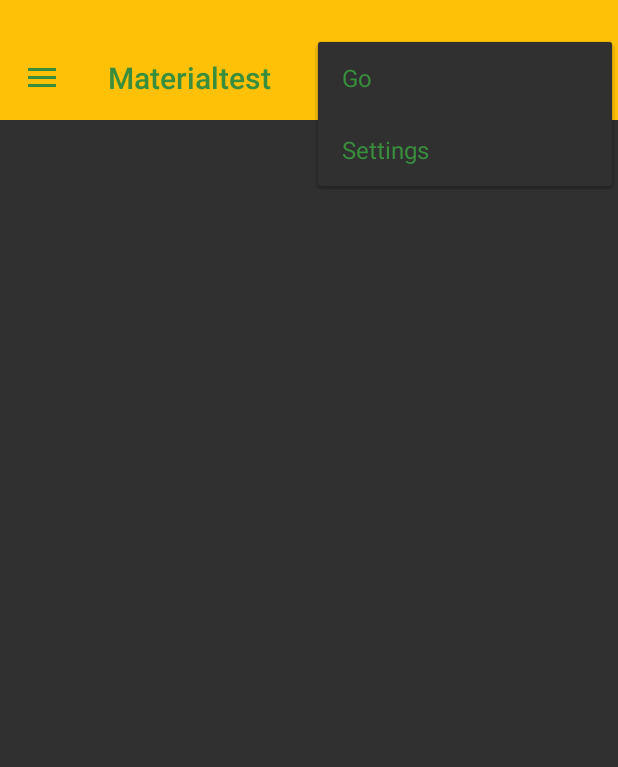
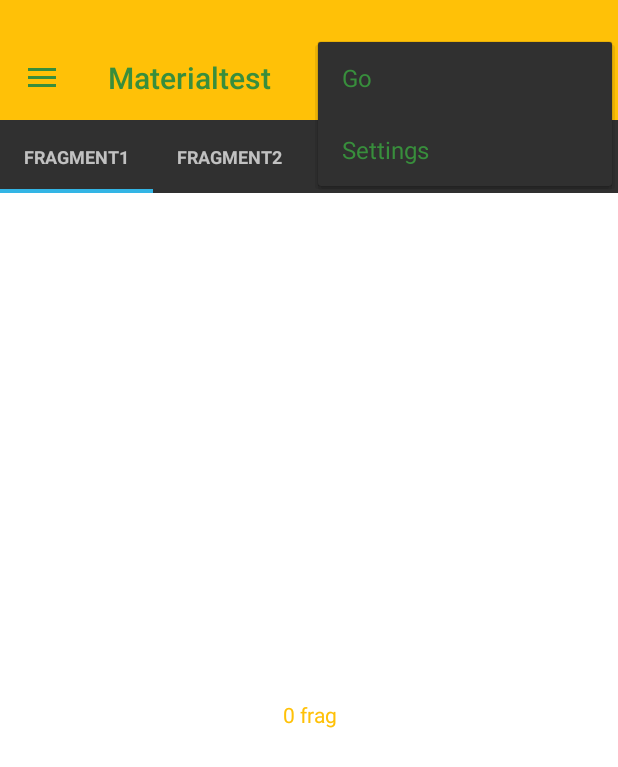
Before and after one commit to VikasJilla/androidProjects, an Android app: the screen it shows after launch (MainActivity), with the options menu open, on a phone screen of 412 x 824 dp. Shown: the top 767 px of the screen. Run offline under Robolectric (Android 15) with nearby library versions, the phone set to English and light mode, and no system bars.

Commit message:
sliding tab layout using view pager

```diff
--- a/app/src/main/java/com/example/vikasjilla/materialtest/MainActivity.java
+++ b/app/src/main/java/com/example/vikasjilla/materialtest/MainActivity.java
@@ -1,22 +1,32 @@
 package com.example.vikasjilla.materialtest;
 
 import android.content.Intent;
+import android.support.annotation.Nullable;
+import android.support.v4.app.Fragment;
 import android.support.v4.app.FragmentManager;
+import android.support.v4.app.FragmentPagerAdapter;
+import android.support.v4.view.ViewPager;
 import android.support.v4.widget.DrawerLayout;
 import android.support.v7.app.AppCompatActivity;
 import android.os.Bundle;
 import android.support.v7.view.menu.MenuBuilder;
 import android.support.v7.widget.Toolbar;
+import android.view.LayoutInflater;
 import android.view.Menu;
 import android.view.MenuItem;
+import android.view.View;
+import android.view.ViewGroup;
+import android.widget.TextView;
 import android.widget.Toast;
 
 public class MainActivity extends AppCompatActivity {
     private Toolbar toolbar;
+    private ViewPager mPager;
+    private SlidingTabLayout mTabLayout;
     @Override
     protected void onCreate(Bundle savedInstanceState) {
         super.onCreate(savedInstanceState);
-        setContentView(R.layout.activity_main_appbar);
+        setContentView(R.layout.activity_main);
 
         toolbar = (Toolbar) findViewById(R.id.toolBar);
         setSupportActionBar(toolbar);
@@ -25,6 +35,10 @@ public class MainActivity extends AppCompatActivity {
         NavDrawerFrag frag = (NavDrawerFrag) getSupportFragmentManager().findFragmentById(R.id.fragment_nav_drawer_frag);
         DrawerLayout drawerLayout = (DrawerLayout) findViewById(R.id.drawerLayout);
         frag.setUp(R.id.fragment_nav_drawer_frag,toolbar,drawerLayout);
+         mPager = (ViewPager) findViewById(R.id.myPager);
+        mTabLayout = (SlidingTabLayout) findViewById(R.id.myTabLayout);
+        mPager.setAdapter(new MyPagerAdapter(getSupportFragmentManager()));
+        mTabLayout.setViewPager(mPager);
     }
     @Override
     public boolean onCreateOptionsMenu(Menu menu) {
@@ -48,4 +62,49 @@ public class MainActivity extends AppCompatActivity {
 
         return super.onOptionsItemSelected(item);
     }
+    public static class MyFragment extends Fragment{
+        public static MyFragment createOne(int pos){
+            MyFragment frag = new MyFragment();
+            Bundle bundle = new Bundle();
+            bundle.putInt("Pos",pos);
+            frag.setArguments(bundle);
+            return frag;
+        }
+        int position;
+        @Override
+        public View onCreateView(LayoutInflater inflater, @Nullable ViewGroup group,@Nullable Bundle savedInstanceState){
+            View v = inflater.inflate(R.layout.my_frag,group,false);
+            TextView tv = v.findViewById(R.id.myFragTV);
+            savedInstanceState = getArguments();
+            if(savedInstanceState != null)
+            tv.setText(savedInstanceState.getInt("Pos")+" frag");
+            return v;
+        }
+
+    }
+
+    class MyPagerAdapter extends FragmentPagerAdapter{
+        public MyPagerAdapter(FragmentManager fm) {
+            super(fm);
+        }
+
+        @Override
+        public Fragment getItem(int position) {
+            return MyFragment.createOne(position);
+        }
+
+        @Override
+        public CharSequence getPageTitle(int position){
+            switch (position){
+                case 0:return "fragment1";
+                case 1:return "fragment2";
+                default:return "fragmet3";
+            }
+        }
+
+        @Override
+        public int getCount() {
+            return 3;
+        }
+    }
 }
--- /dev/null
+++ b/app/src/main/java/com/example/vikasjilla/materialtest/SlidingTabLayout.java
@@ -0,0 +1,326 @@
+package com.example.vikasjilla.materialtest;
+
+/**
+ * Created by Vikas Jilla on 30-01-2018.
+ */
+/*
+ * Copyright 2014 Google Inc. All rights reserved.
+ *
+ * Licensed under the Apache License, Version 2.0 (the "License");
+ * you may not use this file except in compliance with the License.
+ * You may obtain a copy of the License at
+ *
+ *      http://www.apache.org/licenses/LICENSE-2.0
+ *
+ * Unless required by applicable law or agreed to in writing, software
+ * distributed under the License is distributed on an "AS IS" BASIS,
+ * WITHOUT WARRANTIES OR CONDITIONS OF ANY KIND, either express or implied.
+ * See the License for the specific language governing permissions and
+ * limitations under the License.
+ */
+
+
+import android.content.Context;
+import android.graphics.Typeface;
+import android.os.Build;
+import android.support.v4.view.PagerAdapter;
+import android.support.v4.view.ViewPager;
+import android.util.AttributeSet;
+import android.util.SparseArray;
+import android.util.TypedValue;
+import android.view.Gravity;
+import android.view.LayoutInflater;
+import android.view.View;
+import android.view.ViewGroup;
+import android.widget.HorizontalScrollView;
+import android.widget.LinearLayout;
+import android.widget.TextView;
+
+/**
+ * To be used with ViewPager to provide a tab indicator component which give constant feedback as to
+ * the user's scroll progress.
+ * <p>
+ * To use the component, simply add it to your view hierarchy. Then in your
+ * {@link android.app.Activity} or {@link android.support.v4.app.Fragment} call
+ * {@link #setViewPager(ViewPager)} providing it the ViewPager this layout is being used for.
+ * <p>
+ * The colors can be customized in two ways. The first and simplest is to provide an array of colors
+ * via {@link #setSelectedIndicatorColors(int...)}. The
+ * alternative is via the {@link TabColorizer} interface which provides you complete control over
+ * which color is used for any individual position.
+ * <p>
+ * The views used as tabs can be customized by calling {@link #setCustomTabView(int, int)},
+ * providing the layout ID of your custom layout.
+ */
+public class SlidingTabLayout extends HorizontalScrollView {
+    /**
+     * Allows complete control over the colors drawn in the tab layout. Set with
+     * {@link #setCustomTabColorizer(TabColorizer)}.
+     */
+    public interface TabColorizer {
+
+        /**
+         * @return return the color of the indicator used when {@code position} is selected.
+         */
+        int getIndicatorColor(int position);
+
+    }
+
+    private static final int TITLE_OFFSET_DIPS = 24;
+    private static final int TAB_VIEW_PADDING_DIPS = 16;
+    private static final int TAB_VIEW_TEXT_SIZE_SP = 12;
+
+    private int mTitleOffset;
+
+    private int mTabViewLayoutId;
+    private int mTabViewTextViewId;
+    private boolean mDistributeEvenly;
+
+    private ViewPager mViewPager;
+    private SparseArray<String> mContentDescriptions = new SparseArray<String>();
+    private ViewPager.OnPageChangeListener mViewPagerPageChangeListener;
+
+    private final SlidingTabStrip mTabStrip;
+
+    public SlidingTabLayout(Context context) {
+        this(context, null);
+    }
+
+    public SlidingTabLayout(Context context, AttributeSet attrs) {
+        this(context, attrs, 0);
+    }
+
+    public SlidingTabLayout(Context context, AttributeSet attrs, int defStyle) {
+        super(context, attrs, defStyle);
+
+        // Disable the Scroll Bar
+        setHorizontalScrollBarEnabled(false);
+        // Make sure that the Tab Strips fills this View
+        setFillViewport(true);
+
+        mTitleOffset = (int) (TITLE_OFFSET_DIPS * getResources().getDisplayMetrics().density);
+
+        mTabStrip = new SlidingTabStrip(context);
+        addView(mTabStrip, LayoutParams.MATCH_PARENT, LayoutParams.WRAP_CONTENT);
+    }
+
+    /**
+     * Set the custom {@link TabColorizer} to be used.
+     * <p>
+     * If you only require simple custmisation then you can use
+     * {@link #setSelectedIndicatorColors(int...)} to achieve
+     * similar effects.
+     */
+    public void setCustomTabColorizer(TabColorizer tabColorizer) {
+        mTabStrip.setCustomTabColorizer(tabColorizer);
+    }
+
+    public void setDistributeEvenly(boolean distributeEvenly) {
+        mDistributeEvenly = distributeEvenly;
+    }
+
+    /**
+     * Sets the colors to be used for indicating the selected tab. These colors are treated as a
+     * circular array. Providing one color will mean that all tabs are indicated with the same color.
+     */
+    public void setSelectedIndicatorColors(int... colors) {
+        mTabStrip.setSelectedIndicatorColors(colors);
+    }
+
+    /**
+     * Set the {@link ViewPager.OnPageChangeListener}. When using {@link SlidingTabLayout} you are
+     * required to set any {@link ViewPager.OnPageChangeListener} through this method. This is so
+     * that the layout can update it's scroll position correctly.
+     *
+     * @see ViewPager#setOnPageChangeListener(ViewPager.OnPageChangeListener)
+     */
+    public void setOnPageChangeListener(ViewPager.OnPageChangeListener listener) {
+        mViewPagerPageChangeListener = listener;
+    }
+
+    /**
+     * Set the custom layout to be inflated for the tab views.
+     *
+     * @param layoutResId Layout id to be inflated
+     * @param textViewId  id of the {@link TextView} in the inflated view
+     */
+    public void setCustomTabView(int layoutResId, int textViewId) {
+        mTabViewLayoutId = layoutResId;
+        mTabViewTextViewId = textViewId;
+    }
+
+    /**
+     * Sets the associated view pager. Note that the assumption here is that the pager content
+     * (number of tabs and tab titles) does not change after this call has been made.
+     */
+    public void setViewPager(ViewPager viewPager) {
+        mTabStrip.removeAllViews();
+
+        mViewPager = viewPager;
+        if (viewPager != null) {
+            viewPager.setOnPageChangeListener(new InternalViewPagerListener());
+            populateTabStrip();
+        }
+    }
+
+    /**
+     * Create a default view to be used for tabs. This is called if a custom tab view is not set via
+     * {@link #setCustomTabView(int, int)}.
+     */
+    protected TextView createDefaultTabView(Context context) {
+        TextView textView = new TextView(context);
+        textView.setGravity(Gravity.CENTER);
+        textView.setTextSize(TypedValue.COMPLEX_UNIT_SP, TAB_VIEW_TEXT_SIZE_SP);
+        textView.setTypeface(Typeface.DEFAULT_BOLD);
+        textView.setLayoutParams(new LinearLayout.LayoutParams(
+                ViewGroup.LayoutParams.WRAP_CONTENT, ViewGroup.LayoutParams.WRAP_CONTENT));
+
+        TypedValue outValue = new TypedValue();
+        getContext().getTheme().resolveAttribute(android.R.attr.selectableItemBackground,
+                outValue, true);
+        textView.setBackgroundResource(outValue.resourceId);
+        textView.setAllCaps(true);
+
+        int padding = (int) (TAB_VIEW_PADDING_DIPS * getResources().getDisplayMetrics().density);
+        textView.setPadding(padding, padding, padding, padding);
+
+        return textView;
+    }
+
+    private void populateTabStrip() {
+        final PagerAdapter adapter = mViewPager.getAdapter();
+        final View.OnClickListener tabClickListener = new TabClickListener();
+
+        for (int i = 0; i < adapter.getCount(); i++) {
+            View tabView = null;
+            TextView tabTitleView = null;
+
+            if (mTabViewLayoutId != 0) {
+                // If there is a custom tab view layout id set, try and inflate it
+                tabView = LayoutInflater.from(getContext()).inflate(mTabViewLayoutId, mTabStrip,
+                        false);
+                tabTitleView = (TextView) tabView.findViewById(mTabViewTextViewId);
+            }
+
+            if (tabView == null) {
+                tabView = createDefaultTabView(getContext());
+            }
+
+            if (tabTitleView == null && TextView.class.isInstance(tabView)) {
+                tabTitleView = (TextView) tabView;
+            }
+
+            if (mDistributeEvenly) {
+                LinearLayout.LayoutParams lp = (LinearLayout.LayoutParams) tabView.getLayoutParams();
+                lp.width = 0;
+                lp.weight = 1;
+            }
+
+            tabTitleView.setText(adapter.getPageTitle(i));
+            tabView.setOnClickListener(tabClickListener);
+            String desc = mContentDescriptions.get(i, null);
+            if (desc != null) {
+                tabView.setContentDescription(desc);
+            }
+
+            mTabStrip.addView(tabView);
+            if (i == mViewPager.getCurrentItem()) {
+                tabView.setSelected(true);
+            }
+        }
+    }
+
+    public void setContentDescription(int i, String desc) {
+        mContentDescriptions.put(i, desc);
+    }
+
+    @Override
+    protected void onAttachedToWindow() {
+        super.onAttachedToWindow();
+
+        if (mViewPager != null) {
+            scrollToTab(mViewPager.getCurrentItem(), 0);
+        }
+    }
+
+    private void scrollToTab(int tabIndex, int positionOffset) {
+        final int tabStripChildCount = mTabStrip.getChildCount();
+        if (tabStripChildCount == 0 || tabIndex < 0 || tabIndex >= tabStripChildCount) {
+            return;
+        }
+
+        View selectedChild = mTabStrip.getChildAt(tabIndex);
+        if (selectedChild != null) {
+            int targetScrollX = selectedChild.getLeft() + positionOffset;
+
+            if (tabIndex > 0 || positionOffset > 0) {
+                // If we're not at the first child and are mid-scroll, make sure we obey the offset
+                targetScrollX -= mTitleOffset;
+            }
+
+            scrollTo(targetScrollX, 0);
+        }
+    }
+
+    private class InternalViewPagerListener implements ViewPager.OnPageChangeListener {
+        private int mScrollState;
+
+        @Override
+        public void onPageScrolled(int position, float positionOffset, int positionOffsetPixels) {
+            int tabStripChildCount = mTabStrip.getChildCount();
+            if ((tabStripChildCount == 0) || (position < 0) || (position >= tabStripChildCount)) {
+                return;
+            }
+
+            mTabStrip.onViewPagerPageChanged(position, positionOffset);
+
+            View selectedTitle = mTabStrip.getChildAt(position);
+            int extraOffset = (selectedTitle != null)
+                    ? (int) (positionOffset * selectedTitle.getWidth())
+                    : 0;
+            scrollToTab(position, extraOffset);
+
+            if (mViewPagerPageChangeListener != null) {
+                mViewPagerPageChangeListener.onPageScrolled(position, positionOffset,
+                        positionOffsetPixels);
+            }
+        }
+
+        @Override
+        public void onPageScrollStateChanged(int state) {
+            mScrollState = state;
+
+            if (mViewPagerPageChangeListener != null) {
+                mViewPagerPageChangeListener.onPageScrollStateChanged(state);
+            }
+        }
+
+        @Override
+        public void onPageSelected(int position) {
+            if (mScrollState == ViewPager.SCROLL_STATE_IDLE) {
+                mTabStrip.onViewPagerPageChanged(position, 0f);
+                scrollToTab(position, 0);
+            }
+            for (int i = 0; i < mTabStrip.getChildCount(); i++) {
+                mTabStrip.getChildAt(i).setSelected(position == i);
+            }
+            if (mViewPagerPageChangeListener != null) {
+                mViewPagerPageChangeListener.onPageSelected(position);
+            }
+        }
+
+    }
+
+    private class TabClickListener implements View.OnClickListener {
+        @Override
+        public void onClick(View v) {
+            for (int i = 0; i < mTabStrip.getChildCount(); i++) {
+                if (v == mTabStrip.getChildAt(i)) {
+                    mViewPager.setCurrentItem(i);
+                    return;
+                }
+            }
+        }
+    }
+
+}
--- /dev/null
+++ b/app/src/main/java/com/example/vikasjilla/materialtest/SlidingTabStrip.java
@@ -0,0 +1,173 @@
+package com.example.vikasjilla.materialtest;
+
+/**
+ * Created by Vikas Jilla on 30-01-2018.
+ */
+
+/*
+ * Copyright 2014 Google Inc. All rights reserved.
+ *
+ * Licensed under the Apache License, Version 2.0 (the "License");
+ * you may not use this file except in compliance with the License.
+ * You may obtain a copy of the License at
+ *
+ *      http://www.apache.org/licenses/LICENSE-2.0
+ *
+ * Unless required by applicable law or agreed to in writing, software
+ * distributed under the License is distributed on an "AS IS" BASIS,
+ * WITHOUT WARRANTIES OR CONDITIONS OF ANY KIND, either express or implied.
+ * See the License for the specific language governing permissions and
+ * limitations under the License.
+ */
+
+
+import android.R;
+import android.content.Context;
+import android.graphics.Canvas;
+import android.graphics.Color;
+import android.graphics.Paint;
+import android.util.AttributeSet;
+import android.util.TypedValue;
+import android.view.View;
+import android.widget.LinearLayout;
+
+class SlidingTabStrip extends LinearLayout {
+
+    private static final int DEFAULT_BOTTOM_BORDER_THICKNESS_DIPS = 0;
+    private static final byte DEFAULT_BOTTOM_BORDER_COLOR_ALPHA = 0x26;
+    private static final int SELECTED_INDICATOR_THICKNESS_DIPS = 3;
+    private static final int DEFAULT_SELECTED_INDICATOR_COLOR = 0xFF33B5E5;
+
+    private final int mBottomBorderThickness;
+    private final Paint mBottomBorderPaint;
+
+    private final int mSelectedIndicatorThickness;
+    private final Paint mSelectedIndicatorPaint;
+
+    private final int mDefaultBottomBorderColor;
+
+    private int mSelectedPosition;
+    private float mSelectionOffset;
+
+    private SlidingTabLayout.TabColorizer mCustomTabColorizer;
+    private final SimpleTabColorizer mDefaultTabColorizer;
+
+    SlidingTabStrip(Context context) {
+        this(context, null);
+    }
+
+    SlidingTabStrip(Context context, AttributeSet attrs) {
+        super(context, attrs);
+        setWillNotDraw(false);
+
+        final float density = getResources().getDisplayMetrics().density;
+
+        TypedValue outValue = new TypedValue();
+        context.getTheme().resolveAttribute(R.attr.colorForeground, outValue, true);
+        final int themeForegroundColor = outValue.data;
+
+        mDefaultBottomBorderColor = setColorAlpha(themeForegroundColor,
+                DEFAULT_BOTTOM_BORDER_COLOR_ALPHA);
+
+        mDefaultTabColorizer = new SimpleTabColorizer();
+        mDefaultTabColorizer.setIndicatorColors(DEFAULT_SELECTED_INDICATOR_COLOR);
+
+        mBottomBorderThickness = (int) (DEFAULT_BOTTOM_BORDER_THICKNESS_DIPS * density);
+        mBottomBorderPaint = new Paint();
+        mBottomBorderPaint.setColor(mDefaultBottomBorderColor);
+
+        mSelectedIndicatorThickness = (int) (SELECTED_INDICATOR_THICKNESS_DIPS * density);
+        mSelectedIndicatorPaint = new Paint();
+    }
+
+    void setCustomTabColorizer(SlidingTabLayout.TabColorizer customTabColorizer) {
+        mCustomTabColorizer = customTabColorizer;
+        invalidate();
+    }
+
+    void setSelectedIndicatorColors(int... colors) {
+        // Make sure that the custom colorizer is removed
+        mCustomTabColorizer = null;
+        mDefaultTabColorizer.setIndicatorColors(colors);
+        invalidate();
+    }
+
+    void onViewPagerPageChanged(int position, float positionOffset) {
+        mSelectedPosition = position;
+        mSelectionOffset = positionOffset;
+        invalidate();
+    }
+
+    @Override
+    protected void onDraw(Canvas canvas) {
+        final int height = getHeight();
+        final int childCount = getChildCount();
+        final SlidingTabLayout.TabColorizer tabColorizer = mCustomTabColorizer != null
+                ? mCustomTabColorizer
+                : mDefaultTabColorizer;
+
+        // Thick colored underline below the current selection
+        if (childCount > 0) {
+            View selectedTitle = getChildAt(mSelectedPosition);
+            int left = selectedTitle.getLeft();
+            int right = selectedTitle.getRight();
+            int color = tabColorizer.getIndicatorColor(mSelectedPosition);
+
+            if (mSelectionOffset > 0f && mSelectedPosition < (getChildCount() - 1)) {
+                int nextColor = tabColorizer.getIndicatorColor(mSelectedPosition + 1);
+                if (color != nextColor) {
+                    color = blendColors(nextColor, color, mSelectionOffset);
+                }
+
+                // Draw the selection partway between the tabs
+                View nextTitle = getChildAt(mSelectedPosition + 1);
+                left = (int) (mSelectionOffset * nextTitle.getLeft() +
+                        (1.0f - mSelectionOffset) * left);
+                right = (int) (mSelectionOffset * nextTitle.getRight() +
+                        (1.0f - mSelectionOffset) * right);
+            }
+
+            mSelectedIndicatorPaint.setColor(color);
+
+            canvas.drawRect(left, height - mSelectedIndicatorThickness, right,
+                    height, mSelectedIndicatorPaint);
+        }
+
+        // Thin underline along the entire bottom edge
+        canvas.drawRect(0, height - mBottomBorderThickness, getWidth(), height, mBottomBorderPaint);
+    }
+
+    /**
+     * Set the alpha value of the {@code color} to be the given {@code alpha} value.
+     */
+    private static int setColorAlpha(int color, byte alpha) {
+        return Color.argb(alpha, Color.red(color), Color.green(color), Color.blue(color));
+    }
+
+    /**
+     * Blend {@code color1} and {@code color2} using the given ratio.
+     *
+     * @param ratio of which to blend. 1.0 will return {@code color1}, 0.5 will give an even blend,
+     *              0.0 will return {@code color2}.
+     */
+    private static int blendColors(int color1, int color2, float ratio) {
+        final float inverseRation = 1f - ratio;
+        float r = (Color.red(color1) * ratio) + (Color.red(color2) * inverseRation);
+        float g = (Color.green(color1) * ratio) + (Color.green(color2) * inverseRation);
+        float b = (Color.blue(color1) * ratio) + (Color.blue(color2) * inverseRation);
+        return Color.rgb((int) r, (int) g, (int) b);
+    }
+
+    private static class SimpleTabColorizer implements SlidingTabLayout.TabColorizer {
+        private int[] mIndicatorColors;
+
+        @Override
+        public final int getIndicatorColor(int position) {
+            return mIndicatorColors[position % mIndicatorColors.length];
+        }
+
+        void setIndicatorColors(int... colors) {
+            mIndicatorColors = colors;
+        }
+    }
+}
--- a/app/src/main/res/layout/activity_main.xml
+++ b/app/src/main/res/layout/activity_main.xml
@@ -7,15 +7,25 @@
     android:layout_width="match_parent"
     android:layout_height="match_parent"
     >
-<RelativeLayout
+<LinearLayout
     android:layout_width="match_parent"
     android:layout_height="match_parent"
+    android:orientation="vertical"
     tools:context="com.example.vikasjilla.materialtest.MainActivity">
     <include
         android:id="@+id/toolBar"
         layout="@layout/app_bar"/>
+    <com.example.vikasjilla.materialtest.SlidingTabLayout
+        android:id="@+id/myTabLayout"
+        android:layout_width="match_parent"
+        android:layout_height="wrap_content"/>
+    <android.support.v4.view.ViewPager
+        android:id="@+id/myPager"
+        android:layout_width="match_parent"
+        android:layout_height="0dp"
+        android:layout_weight="1"/>
 
-</RelativeLayout>
+</LinearLayout>
     <fragment
         android:id="@+id/fragment_nav_drawer_frag"
         android:layout_width="280dp"
--- /dev/null
+++ b/app/src/main/res/layout/my_frag.xml
@@ -0,0 +1,11 @@
+<?xml version="1.0" encoding="utf-8"?>
+<TextView
+    xmlns:android="http://schemas.android.com/apk/res/android"
+    android:id="@+id/myFragTV"
+    android:layout_width="match_parent"
+    android:layout_height="match_parent"
+    android:background="#ffffff"
+    android:text="frag"
+    android:gravity="center"
+    android:textColor="@color/colorPrimary"
+    />
```
